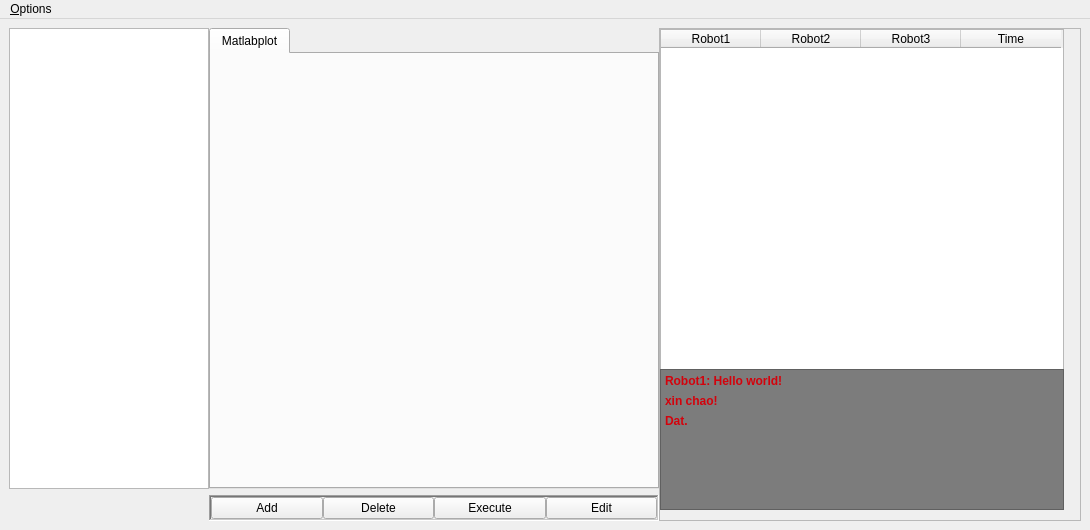
Before: the Qt Designer form UET_ARMUI.ui in DatTran262/DO_AN, drawn with Qt 5.
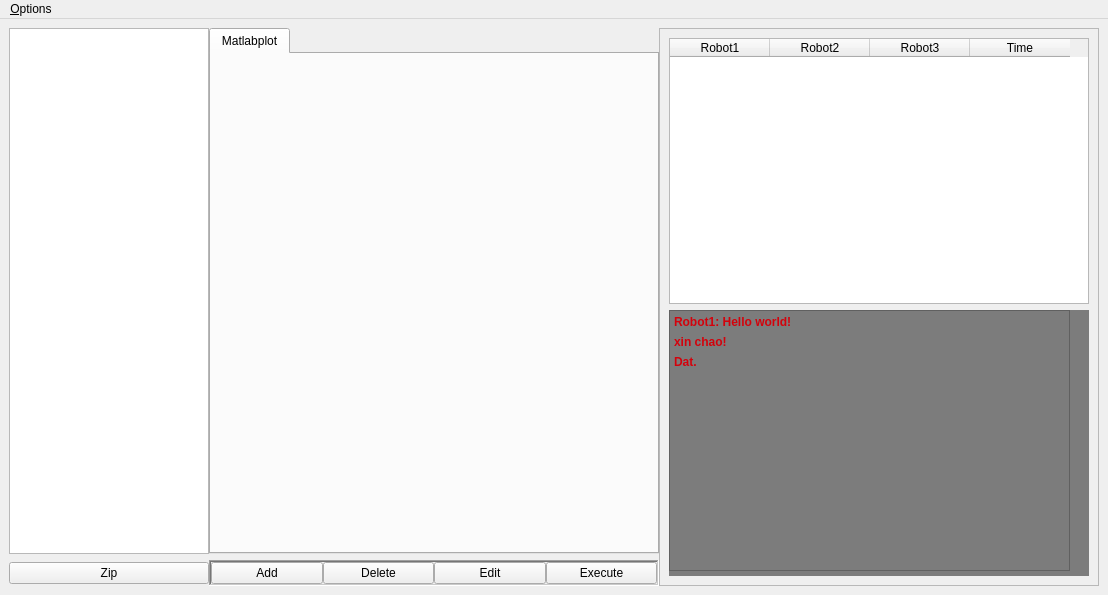
After: the same form once the commit is applied. Icons and pictures are not drawn.

What changed in the file:
```diff
--- a/UET_ARMUI.ui
+++ b/UET_ARMUI.ui
@@ -6,8 +6,8 @@
    <rect>
     <x>0</x>
     <y>0</y>
-    <width>1090</width>
-    <height>530</height>
+    <width>1108</width>
+    <height>595</height>
    </rect>
   </property>
   <property name="sizePolicy">
@@ -45,6 +45,48 @@
        <property name="horizontalSpacing">
         <number>0</number>
        </property>
+       <item row="0" column="0">
+        <layout class="QHBoxLayout" name="horizontalLayout_2">
+         <item>
+          <layout class="QVBoxLayout" name="verticalLayout_2">
+           <item>
+            <widget class="QListWidget" name="ListActionView">
+             <property name="enabled">
+              <bool>true</bool>
+             </property>
+             <property name="sizePolicy">
+              <sizepolicy hsizetype="Minimum" vsizetype="Expanding">
+               <horstretch>0</horstretch>
+               <verstretch>0</verstretch>
+              </sizepolicy>
+             </property>
+             <property name="minimumSize">
+              <size>
+               <width>200</width>
+               <height>0</height>
+              </size>
+             </property>
+             <property name="maximumSize">
+              <size>
+               <width>200</width>
+               <height>100000</height>
+              </size>
+             </property>
+             <property name="sizeAdjustPolicy">
+              <enum>QAbstractScrollArea::AdjustIgnored</enum>
+             </property>
+             <property name="selectionMode">
+              <enum>QAbstractItemView::ExtendedSelection</enum>
+             </property>
+             <property name="resizeMode">
+              <enum>QListView::Adjust</enum>
+             </property>
+            </widget>
+           </item>
+          </layout>
+         </item>
+        </layout>
+       </item>
        <item row="0" column="1">
         <widget class="QTabWidget" name="RobotViewTab">
          <property name="sizePolicy">
@@ -77,6 +119,92 @@
          </widget>
         </widget>
        </item>
+       <item row="1" column="0">
+        <widget class="QFrame" name="frame">
+         <layout class="QHBoxLayout" name="horizontalLayout">
+          <property name="spacing">
+           <number>0</number>
+          </property>
+          <property name="sizeConstraint">
+           <enum>QLayout::SetDefaultConstraint</enum>
+          </property>
+          <property name="leftMargin">
+           <number>0</number>
+          </property>
+          <property name="topMargin">
+           <number>0</number>
+          </property>
+          <property name="rightMargin">
+           <number>0</number>
+          </property>
+          <property name="bottomMargin">
+           <number>0</number>
+          </property>
+          <item>
+           <widget class="QPushButton" name="btnZip">
+            <property name="text">
+             <string>Zip</string>
+            </property>
+           </widget>
+          </item>
+         </layout>
+        </widget>
+       </item>
+       <item row="1" column="1">
+        <widget class="QFrame" name="frame">
+         <property name="frameShape">
+          <enum>QFrame::WinPanel</enum>
+         </property>
+         <property name="frameShadow">
+          <enum>QFrame::Sunken</enum>
+         </property>
+         <layout class="QHBoxLayout" name="horizontalLayout_3">
+          <property name="spacing">
+           <number>0</number>
+          </property>
+          <property name="leftMargin">
+           <number>0</number>
+          </property>
+          <property name="topMargin">
+           <number>0</number>
+          </property>
+          <property name="rightMargin">
+           <number>0</number>
+          </property>
+          <property name="bottomMargin">
+           <number>0</number>
+          </property>
+          <item>
+           <widget class="QPushButton" name="AddActionButton">
+            <property name="text">
+             <string>Add</string>
+            </property>
+           </widget>
+          </item>
+          <item>
+           <widget class="QPushButton" name="DeleteActionButton">
+            <property name="text">
+             <string>Delete</string>
+            </property>
+           </widget>
+          </item>
+          <item>
+           <widget class="QPushButton" name="EditActionButton">
+            <property name="text">
+             <string>Edit</string>
+            </property>
+           </widget>
+          </item>
+          <item>
+           <widget class="QPushButton" name="ExecuteActionButton">
+            <property name="text">
+             <string>Execute</string>
+            </property>
+           </widget>
+          </item>
+         </layout>
+        </widget>
+       </item>
        <item row="0" column="2" rowspan="2">
         <widget class="QScrollArea" name="endpointScroll">
          <property name="minimumSize">
@@ -102,8 +230,8 @@
            <rect>
             <x>0</x>
             <y>0</y>
-            <width>405</width>
-            <height>480</height>
+            <width>430</width>
+            <height>545</height>
            </rect>
           </property>
           <property name="sizePolicy">
@@ -112,15 +240,9 @@
             <verstretch>0</verstretch>
            </sizepolicy>
           </property>
+          <layout class="QGridLayout" name="gridLayout_2">
+           <item row="0" column="0">
           <widget class="QTableWidget" name="endpoint">
-           <property name="geometry">
-            <rect>
-             <x>0</x>
-             <y>0</y>
-             <width>404</width>
-             <height>341</height>
-            </rect>
-           </property>
            <property name="horizontalScrollBarPolicy">
             <enum>Qt::ScrollBarAsNeeded</enum>
            </property>
@@ -157,15 +279,9 @@
             </property>
            </column>
           </widget>
+           </item>
+           <item row="1" column="0">
           <widget class="QWidget" name="widget" native="true">
-           <property name="geometry">
-            <rect>
-             <x>0</x>
-             <y>340</y>
-             <width>404</width>
-             <height>141</height>
-            </rect>
-           </property>
            <property name="sizePolicy">
             <sizepolicy hsizetype="Expanding" vsizetype="Expanding">
              <horstretch>0</horstretch>
@@ -180,10 +296,13 @@
              <rect>
               <x>0</x>
               <y>0</y>
-              <width>404</width>
-              <height>141</height>
-             </rect>
-            </property>
+                <width>401</width>
+                <height>261</height>
+               </rect>
+              </property>
+              <property name="acceptDrops">
+               <bool>false</bool>
+              </property>
             <property name="html">
              <string>&lt;!DOCTYPE HTML PUBLIC &quot;-//W3C//DTD HTML 4.0//EN&quot; &quot;http://www.w3.org/TR/REC-html40/strict.dtd&quot;&gt;
 &lt;html&gt;&lt;head&gt;&lt;meta name=&quot;qrichtext&quot; content=&quot;1&quot; /&gt;&lt;style type=&quot;text/css&quot;&gt;
@@ -195,127 +314,9 @@
             </property>
            </widget>
           </widget>
-         </widget>
-        </widget>
-       </item>
-       <item row="0" column="0">
-        <layout class="QHBoxLayout" name="horizontalLayout_2">
-         <item>
-          <widget class="QListWidget" name="ListActionView">
-           <property name="enabled">
-            <bool>true</bool>
-           </property>
-           <property name="sizePolicy">
-            <sizepolicy hsizetype="Minimum" vsizetype="Expanding">
-             <horstretch>0</horstretch>
-             <verstretch>0</verstretch>
-            </sizepolicy>
-           </property>
-           <property name="minimumSize">
-            <size>
-             <width>200</width>
-             <height>0</height>
-            </size>
-           </property>
-           <property name="maximumSize">
-            <size>
-             <width>200</width>
-             <height>100000</height>
-            </size>
-           </property>
-           <property name="sizeAdjustPolicy">
-            <enum>QAbstractScrollArea::AdjustIgnored</enum>
-           </property>
-           <property name="selectionMode">
-            <enum>QAbstractItemView::ExtendedSelection</enum>
-           </property>
-           <property name="resizeMode">
-            <enum>QListView::Adjust</enum>
-           </property>
-          </widget>
-         </item>
-         <item>
-          <layout class="QVBoxLayout" name="verticalLayout_2"/>
-         </item>
-        </layout>
-       </item>
-       <item row="1" column="1">
-        <widget class="QFrame" name="frame">
-         <property name="frameShape">
-          <enum>QFrame::WinPanel</enum>
-         </property>
-         <property name="frameShadow">
-          <enum>QFrame::Sunken</enum>
-         </property>
-         <layout class="QHBoxLayout" name="horizontalLayout_3">
-          <property name="spacing">
-           <number>0</number>
-          </property>
-          <property name="leftMargin">
-           <number>0</number>
-          </property>
-          <property name="topMargin">
-           <number>0</number>
-          </property>
-          <property name="rightMargin">
-           <number>0</number>
-          </property>
-          <property name="bottomMargin">
-           <number>0</number>
-          </property>
-          <item>
-           <widget class="QPushButton" name="AddActionButton">
-            <property name="text">
-             <string>Add</string>
-            </property>
-           </widget>
-          </item>
-          <item>
-           <widget class="QPushButton" name="DeleteActionButton">
-            <property name="text">
-             <string>Delete</string>
-            </property>
-           </widget>
-          </item>
-          <item>
-           <widget class="QPushButton" name="ExecuteActionButton">
-            <property name="text">
-             <string>Execute</string>
-            </property>
-           </widget>
-          </item>
-          <item>
-           <widget class="QPushButton" name="EditActionButton">
-            <property name="text">
-             <string>Edit</string>
-            </property>
-           </widget>
-          </item>
-         </layout>
-        </widget>
-       </item>
-       <item row="1" column="0">
-        <widget class="QFrame" name="frame">
-         <layout class="QHBoxLayout" name="horizontalLayout">
-          <property name="spacing">
-           <number>0</number>
-          </property>
-          <property name="sizeConstraint">
-           <enum>QLayout::SetDefaultConstraint</enum>
-          </property>
-          <property name="leftMargin">
-           <number>0</number>
-          </property>
-          <property name="topMargin">
-           <number>0</number>
-          </property>
-          <property name="rightMargin">
-           <number>0</number>
-          </property>
-          <property name="bottomMargin">
-           <number>0</number>
-          </property>
-         </layout>
+           </item>
+          </layout>
+         </widget>
         </widget>
        </item>
       </layout>
@@ -332,7 +333,7 @@
     <rect>
      <x>0</x>
      <y>0</y>
-     <width>1090</width>
+     <width>1108</width>
      <height>26</height>
     </rect>
    </property>
```
Lines whose indentation alone changed are shown as unchanged.
